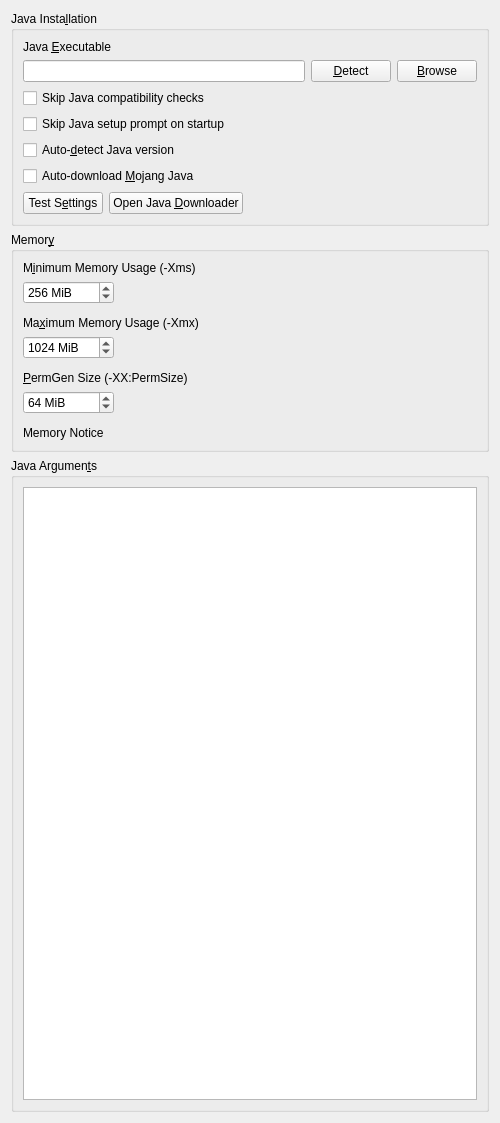
The window that launcher/ui/widgets/JavaSettingsWidget.ui (FreesmTeam/FreesmLauncher) describes before a commit, drawn with Qt 5.
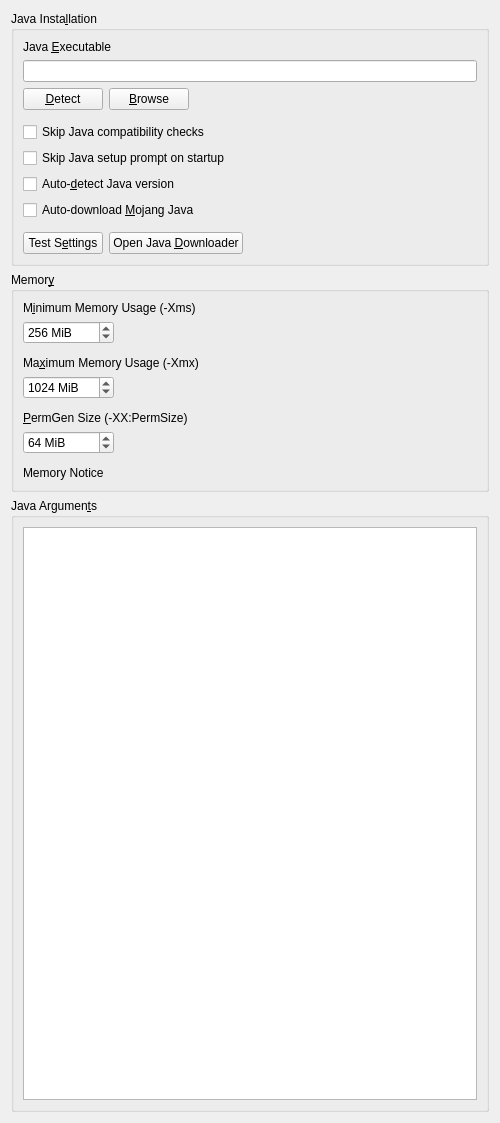
The same window after the commit.

Commit message: Try to avoid cramming too much next to file path boxes

The edit to the form file:
```diff
--- a/launcher/ui/widgets/JavaSettingsWidget.ui
+++ b/launcher/ui/widgets/JavaSettingsWidget.ui
@@ -29,21 +29,15 @@
       <bool>false</bool>
      </property>
      <layout class="QGridLayout" name="gridLayout_2">
-      <item row="0" column="0">
-       <widget class="QLabel" name="label_4">
+      <item row="7" column="0">
+       <widget class="QCheckBox" name="autodetectJavaCheckBox">
         <property name="text">
-         <string>Java &amp;Executable</string>
-        </property>
-        <property name="buddy">
-         <cstring>javaPathTextBox</cstring>
+         <string>Auto-&amp;detect Java version</string>
         </property>
        </widget>
       </item>
-      <item row="1" column="0">
-       <layout class="QHBoxLayout" name="horizontalLayout_8">
-        <item>
-         <widget class="QLineEdit" name="javaPathTextBox"/>
-        </item>
+      <item row="2" column="0">
+       <layout class="QHBoxLayout" name="horizontalLayout">
         <item>
          <widget class="QPushButton" name="javaDetectBtn">
           <property name="text">
@@ -53,57 +47,27 @@
         </item>
         <item>
          <widget class="QPushButton" name="javaBrowseBtn">
-          <property name="sizePolicy">
-           <sizepolicy hsizetype="Maximum" vsizetype="Fixed">
-            <horstretch>0</horstretch>
-            <verstretch>0</verstretch>
-           </sizepolicy>
-          </property>
           <property name="text">
            <string>&amp;Browse</string>
           </property>
          </widget>
         </item>
+        <item>
+         <spacer name="horizontalSpacer">
+          <property name="orientation">
+           <enum>Qt::Horizontal</enum>
+          </property>
+          <property name="sizeHint" stdset="0">
+           <size>
+            <width>40</width>
+            <height>20</height>
+           </size>
+          </property>
+         </spacer>
+        </item>
        </layout>
       </item>
-      <item row="7" column="0">
-       <widget class="QCheckBox" name="autodownloadJavaCheckBox">
-        <property name="toolTip">
-         <string>Automatically downloads and selects the Java build recommended by Mojang.</string>
-        </property>
-        <property name="text">
-         <string>Auto-download &amp;Mojang Java</string>
-        </property>
-       </widget>
-      </item>
-      <item row="4" column="0">
-       <widget class="QCheckBox" name="skipWizardCheckBox">
-        <property name="toolTip">
-         <string>If enabled, the launcher won't prompt you to choose a Java version if one is not found on startup.</string>
-        </property>
-        <property name="text">
-         <string>Skip Java setup prompt on startup</string>
-        </property>
-       </widget>
-      </item>
-      <item row="6" column="0">
-       <widget class="QCheckBox" name="autodetectJavaCheckBox">
-        <property name="text">
-         <string>Auto-&amp;detect Java version</string>
-        </property>
-       </widget>
-      </item>
-      <item row="3" column="0">
-       <widget class="QCheckBox" name="skipCompatibilityCheckBox">
-        <property name="toolTip">
-         <string>If enabled, the launcher will not check if an instance is compatible with the selected Java version.</string>
-        </property>
-        <property name="text">
-         <string>Skip Java compatibility checks</string>
-        </property>
-       </widget>
-      </item>
-      <item row="8" column="0">
+      <item row="10" column="0">
        <layout class="QHBoxLayout" name="horizontalLayout_4">
         <item>
          <widget class="QPushButton" name="javaTestBtn">
@@ -134,6 +98,81 @@
         </item>
        </layout>
       </item>
+      <item row="9" column="0">
+       <spacer name="verticalSpacer_4">
+        <property name="orientation">
+         <enum>Qt::Vertical</enum>
+        </property>
+        <property name="sizeType">
+         <enum>QSizePolicy::Fixed</enum>
+        </property>
+        <property name="sizeHint" stdset="0">
+         <size>
+          <width>0</width>
+          <height>6</height>
+         </size>
+        </property>
+       </spacer>
+      </item>
+      <item row="8" column="0">
+       <widget class="QCheckBox" name="autodownloadJavaCheckBox">
+        <property name="toolTip">
+         <string>Automatically downloads and selects the Java build recommended by Mojang.</string>
+        </property>
+        <property name="text">
+         <string>Auto-download &amp;Mojang Java</string>
+        </property>
+       </widget>
+      </item>
+      <item row="4" column="0">
+       <widget class="QCheckBox" name="skipCompatibilityCheckBox">
+        <property name="toolTip">
+         <string>If enabled, the launcher will not check if an instance is compatible with the selected Java version.</string>
+        </property>
+        <property name="text">
+         <string>Skip Java compatibility checks</string>
+        </property>
+       </widget>
+      </item>
+      <item row="1" column="0">
+       <widget class="QLineEdit" name="javaPathTextBox"/>
+      </item>
+      <item row="0" column="0">
+       <widget class="QLabel" name="label_4">
+        <property name="text">
+         <string>Java &amp;Executable</string>
+        </property>
+        <property name="buddy">
+         <cstring>javaPathTextBox</cstring>
+        </property>
+       </widget>
+      </item>
+      <item row="5" column="0">
+       <widget class="QCheckBox" name="skipWizardCheckBox">
+        <property name="toolTip">
+         <string>If enabled, the launcher won't prompt you to choose a Java version if one is not found on startup.</string>
+        </property>
+        <property name="text">
+         <string>Skip Java setup prompt on startup</string>
+        </property>
+       </widget>
+      </item>
+      <item row="3" column="0">
+       <spacer name="verticalSpacer_5">
+        <property name="orientation">
+         <enum>Qt::Vertical</enum>
+        </property>
+        <property name="sizeType">
+         <enum>QSizePolicy::Fixed</enum>
+        </property>
+        <property name="sizeHint" stdset="0">
+         <size>
+          <width>0</width>
+          <height>6</height>
+         </size>
+        </property>
+       </spacer>
+      </item>
      </layout>
     </widget>
    </item>
```
Left out of the diff: 3 changed lines with no effect on the pictures. The commit also changes 1 other file.
